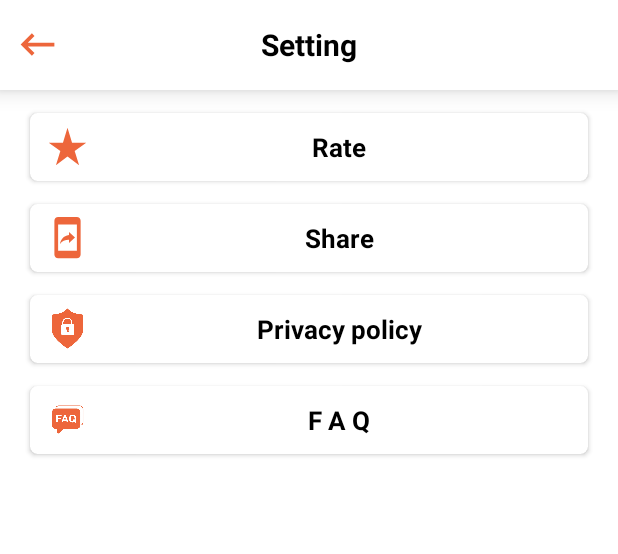
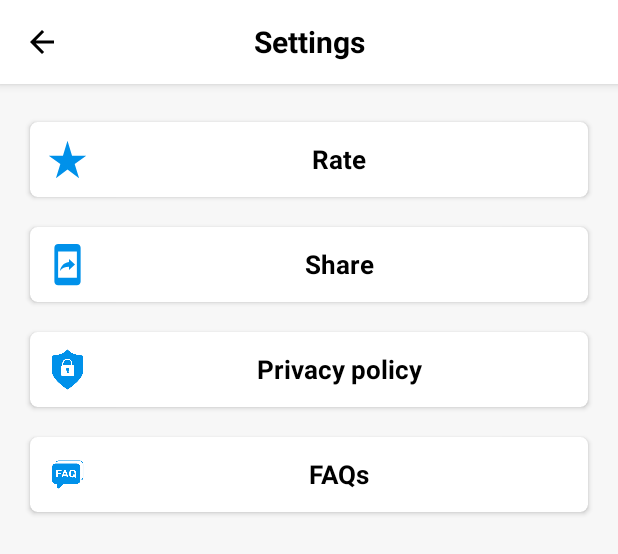
Before and after one commit to waheguru95/SparkELD, an Android app: the layout activity_setting_screen.xml on its own in the app's theme, with its tools: preview values and no code run, on a phone screen of 412 x 824 dp. Shown: the top 554 px of the screen. Run offline under Robolectric (Android 15) with nearby library versions, the phone set to English and light mode, and no system bars.

Commit message:
worked on UI refactoring

```diff
--- a/app/src/main/java/com/example/eld/fragments/SideNavigationFragment.java
+++ b/app/src/main/java/com/example/eld/fragments/SideNavigationFragment.java
@@ -28,7 +28,7 @@ import com.example.eld.activity.Connect_with_bluetooth;
 import com.example.eld.activity.DashBoardScreen;
 import com.example.eld.activity.Dvir2_screen;
 import com.example.eld.activity.Manual_screen;
-import com.example.eld.activity.Setting_screen;
+import com.example.eld.activity.SettingsActivity;
 import com.example.eld.utils.Constants;
 import com.example.eld.utils.Helperclass;
 import com.google.android.material.button.MaterialButton;
@@ -102,7 +102,7 @@ public class SideNavigationFragment extends Fragment {
         setting.setOnClickListener(new View.OnClickListener() {
             @Override
             public void onClick(View v) {
-                startActivity(new Intent(getActivity(), Setting_screen.class));
+                startActivity(new Intent(getActivity(), SettingsActivity.class));
             }
         });
         manual.setOnClickListener(new View.OnClickListener() {
--- a/app/src/main/res/layout/activity_setting_screen.xml
+++ b/app/src/main/res/layout/activity_setting_screen.xml
@@ -4,51 +4,50 @@
     xmlns:tools="http://schemas.android.com/tools"
     android:layout_width="match_parent"
     android:layout_height="match_parent"
-    android:background="#fff"
-    tools:context=".activity.Setting_screen">
+    android:background="#F7F7F7"
+    tools:context=".activity.SettingsActivity">
 
-    <RelativeLayout
-        android:id="@+id/toolbar"
+    <com.google.android.material.appbar.AppBarLayout
+        android:id="@+id/appbar"
         android:layout_width="match_parent"
-        android:layout_height="60dp"
-        android:background="#fff"
-        android:elevation="9dp">
+        android:layout_height="wrap_content"
+        app:layout_constraintStart_toStartOf="parent"
+        app:layout_constraintEnd_toEndOf="parent"
+        app:layout_constraintTop_toTopOf="parent">
+
+        <com.google.android.material.appbar.MaterialToolbar
+            android:id="@+id/toolbar"
+            android:layout_width="match_parent"
+            android:layout_height="wrap_content"
+            android:background="@color/white"
+            app:navigationIcon="@drawable/baseline_arrow_back_24">
 
         <TextView
             android:layout_width="wrap_content"
             android:layout_height="wrap_content"
             android:layout_centerInParent="true"
-            android:text="Setting"
+            android:text="@string/settings"
             android:textColor="#000"
             android:textSize="20sp"
-            android:textStyle="bold" />
-
-        <ImageView
-            android:id="@+id/setting_back"
-            android:layout_width="30dp"
-            android:layout_height="30dp"
-            android:layout_centerVertical="true"
-            android:layout_marginStart="10dp"
-            android:src="@drawable/ic_baseline_keyboard_backspace_24"
-            android:tint="#ED663B"
-            tools:ignore="UseAppTint" />
-
-    </RelativeLayout>
+            android:textStyle="bold"
+            android:layout_gravity="center"/>
+        </com.google.android.material.appbar.MaterialToolbar>
+    </com.google.android.material.appbar.AppBarLayout>
 
 
     <LinearLayout
         android:layout_width="match_parent"
         android:layout_height="match_parent"
-        android:layout_below="@+id/toolbar"
+        android:layout_below="@+id/appbar"
         android:orientation="vertical">
 
 
         <androidx.cardview.widget.CardView
             android:id="@+id/rate"
             android:layout_width="match_parent"
-            android:layout_height="45dp"
+            android:layout_height="50dp"
             android:layout_marginStart="20dp"
-            android:layout_marginTop="15dp"
+            android:layout_marginTop="25dp"
             android:layout_marginEnd="20dp"
             android:elevation="7dp"
             app:cardBackgroundColor="#fff"
@@ -65,7 +64,7 @@
                     android:layout_gravity="center_vertical"
                     android:layout_marginStart="10dp"
                     android:src="@drawable/ic_baseline_star_rate_24"
-                    android:tint="#ED663B"
+                    android:tint="@color/primaryColor"
                     tools:ignore="UseAppTint" />
 
 
@@ -73,42 +72,46 @@
                     android:layout_width="match_parent"
                     android:layout_height="wrap_content"
                     android:layout_gravity="center_vertical"
-                    android:text="Rate"
-                    android:textAlignment="center"
-                    android:textColor="#000"
+                    android:gravity="center"
+                    android:text="@string/rate"
+                    android:textColor="@color/black"
                     android:textSize="17sp"
                     android:textStyle="bold" />
             </LinearLayout>
         </androidx.cardview.widget.CardView>
+
         <androidx.cardview.widget.CardView
             android:id="@+id/share"
             android:layout_width="match_parent"
-            android:layout_height="45dp"
+            android:layout_height="50dp"
             android:layout_marginStart="20dp"
-            android:layout_marginTop="15dp"
+            android:layout_marginTop="20dp"
             android:layout_marginEnd="20dp"
             android:elevation="7dp"
             app:cardBackgroundColor="#fff"
             app:cardCornerRadius="5dp">
+
             <LinearLayout
                 android:layout_width="match_parent"
                 android:layout_height="match_parent"
                 android:orientation="horizontal">
+
                 <ImageView
                     android:layout_width="30dp"
                     android:layout_height="30dp"
                     android:layout_gravity="center_vertical"
                     android:layout_marginStart="10dp"
                     android:src="@drawable/ic_baseline_mobile_screen_share_24"
-                    android:tint="#ED663B"
+                    android:tint="@color/primaryColor"
                     tools:ignore="UseAppTint" />
+
                 <TextView
                     android:layout_width="match_parent"
                     android:layout_height="wrap_content"
                     android:layout_gravity="center_vertical"
-                    android:text="Share"
-                    android:textAlignment="center"
-                    android:textColor="#000"
+                    android:gravity="center"
+                    android:text="@string/share"
+                    android:textColor="@color/black"
                     android:textSize="17sp"
                     android:textStyle="bold" />
 
@@ -120,9 +123,9 @@
         <androidx.cardview.widget.CardView
             android:id="@+id/privacypolicy"
             android:layout_width="match_parent"
-            android:layout_height="45dp"
+            android:layout_height="50dp"
             android:layout_marginStart="20dp"
-            android:layout_marginTop="15dp"
+            android:layout_marginTop="20dp"
             android:layout_marginEnd="20dp"
             android:elevation="7dp"
             app:cardBackgroundColor="#fff"
@@ -139,7 +142,7 @@
                     android:layout_gravity="center_vertical"
                     android:layout_marginStart="10dp"
                     android:src="@drawable/privacypolicy"
-                    android:tint="#ED663B"
+                    android:tint="@color/primaryColor"
                     tools:ignore="UseAppTint" />
 
 
@@ -147,9 +150,9 @@
                     android:layout_width="match_parent"
                     android:layout_height="wrap_content"
                     android:layout_gravity="center_vertical"
-                    android:text="Privacy policy"
-                    android:textAlignment="center"
-                    android:textColor="#000"
+                    android:gravity="center"
+                    android:text="@string/privacy_policy"
+                    android:textColor="@color/black"
                     android:textSize="17sp"
                     android:textStyle="bold" />
 
@@ -162,9 +165,9 @@
         <androidx.cardview.widget.CardView
             android:id="@+id/faq"
             android:layout_width="match_parent"
-            android:layout_height="45dp"
+            android:layout_height="50dp"
             android:layout_marginStart="20dp"
-            android:layout_marginTop="15dp"
+            android:layout_marginTop="20dp"
             android:layout_marginEnd="20dp"
             android:elevation="7dp"
             app:cardBackgroundColor="#fff"
@@ -181,7 +184,7 @@
                     android:layout_gravity="center_vertical"
                     android:layout_marginStart="10dp"
                     android:src="@drawable/faq"
-                    android:tint="#ED663B"
+                    android:tint="@color/primaryColor"
                     tools:ignore="UseAppTint" />
 
 
@@ -189,9 +192,9 @@
                     android:layout_width="match_parent"
                     android:layout_height="wrap_content"
                     android:layout_gravity="center_vertical"
-                    android:text="F A Q"
-                    android:textAlignment="center"
-                    android:textColor="#000"
+                    android:gravity="center"
+                    android:text="@string/faqs"
+                    android:textColor="@color/black"
                     android:textSize="17sp"
                     android:textStyle="bold" />
 
--- a/app/src/main/res/values/strings.xml
+++ b/app/src/main/res/values/strings.xml
@@ -26,5 +26,10 @@
     <string name="are_you_sure_you_want_to_logout">Are you sure you want to logout?</string>
     <string name="your_name">Your name</string>
     <string name="do_you_want_to_exit_this_app">Are you sure you want to exit from app?</string>
+    <string name="faqs">FAQs</string>
+    <string name="privacy_policy">Privacy policy</string>
+    <string name="share">Share</string>
+    <string name="rate">Rate</string>
+    <string name="settings">Settings</string>
     <integer name="btnPlusView">1</integer>
 </resources>
```
Also changed, not shown: app/src/main/AndroidManifest.xml (+23 -8 lines), app/src/main/java/com/example/eld/activity/Setting_screen.java (deleted, +0 -75 lines), app/src/main/java/com/example/eld/activity/SettingsActivity.java (added, +87 -0 lines), app/src/main/res/layout/fragment_side_menu_fragment.xml (+18 -25 lines).
